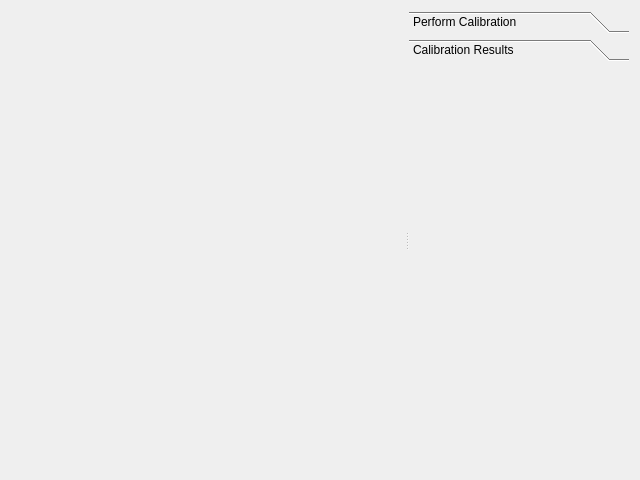
dysonltd-zz/gts, file app/src/tools/gui/CalibrateCameraToolWidget.ui: the form before one commit.
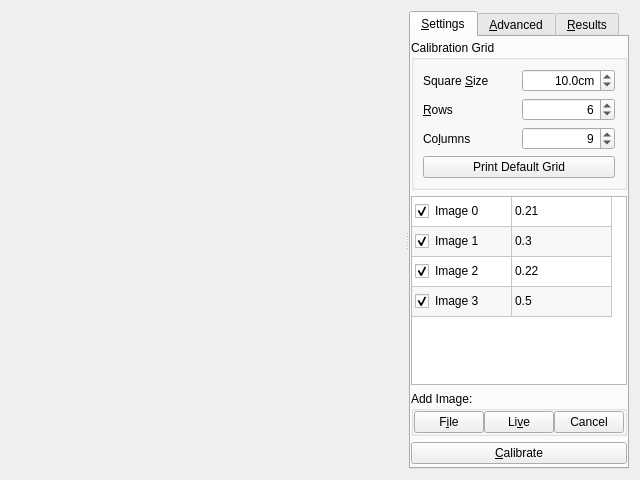
The form after the commit. The open tabs and pages were chosen to show the change. Custom widgets are drawn as their Qt base class.

Diff of the .ui file:
```diff
--- a/app/src/tools/gui/CalibrateCameraToolWidget.ui
+++ b/app/src/tools/gui/CalibrateCameraToolWidget.ui
@@ -48,7 +48,8 @@
           </sizepolicy>
          </property>
         </widget>
-        <widget class="QToolBox" name="m_calibrationToolBox">
+
+        <widget class="QFrame" name="m_calibrationFrame">
          <property name="sizePolicy">
           <sizepolicy hsizetype="Preferred" vsizetype="Preferred">
            <horstretch>1</horstretch>
@@ -61,18 +62,6 @@
            <height>0</height>
           </size>
          </property>
-         <widget class="QWidget" name="m_performCalibrationPage">
-          <property name="geometry">
-           <rect>
-            <x>0</x>
-            <y>0</y>
-            <width>220</width>
-            <height>400</height>
-           </rect>
-          </property>
-          <attribute name="label">
-           <string>Perform Calibration</string>
-          </attribute>
           <layout class="QHBoxLayout" name="horizontalLayout_5">
            <property name="spacing">
             <number>0</number>
@@ -93,7 +82,7 @@
              </property>
              <widget class="QWidget" name="m_standardOptionsPage">
               <attribute name="title">
-               <string>&amp;Standard</string>
+              <string>&amp;Settings</string>
               </attribute>
               <layout class="QVBoxLayout" name="verticalLayout">
                <property name="spacing">
@@ -219,7 +208,7 @@
                      <double>0.100000000000000</double>
                     </property>
                     <property name="value">
-                     <double>1.000000000000000</double>
+                    <double>10.000000000000000</double>
                     </property>
                    </widget>
                   </item>
@@ -265,7 +254,7 @@
                   <bool>true</bool>
                  </property>
                  <attribute name="horizontalHeaderVisible">
-                  <bool>true</bool>
+                 <bool>false</bool>
                  </attribute>
                  <attribute name="horizontalHeaderDefaultSectionSize">
                   <number>100</number>
@@ -546,29 +535,11 @@
                </item>
               </layout>
              </widget>
-            </widget>
-           </item>
-          </layout>
-         </widget>
-         <widget class="QWidget" name="m_calibrationResultsPage">
-          <property name="geometry">
-           <rect>
-            <x>0</x>
-            <y>0</y>
-            <width>98</width>
-            <height>85</height>
-           </rect>
-          </property>
-          <attribute name="label">
-           <string>Calibration Results</string>
-          </attribute>
-          <layout class="QVBoxLayout" name="verticalLayout_4">
-           <property name="spacing">
-            <number>3</number>
-           </property>
-           <property name="margin">
-            <number>3</number>
-           </property>
+             <widget class="QWidget" name="tab">
+              <attribute name="title">
+               <string>&amp;Results</string>
+              </attribute>
+              <layout class="QVBoxLayout" name="verticalLayout_5">
            <item>
             <widget class="QTextBrowser" name="m_resultsTextBrowser">
              <property name="palette">
@@ -622,6 +593,9 @@
            </item>
           </layout>
          </widget>
+            </widget>
+           </item>
+          </layout>
         </widget>
        </widget>
       </item>
```
Left out of the diff: 3 changed lines with no effect on the pictures. Lines whose indentation alone changed are shown as unchanged.
